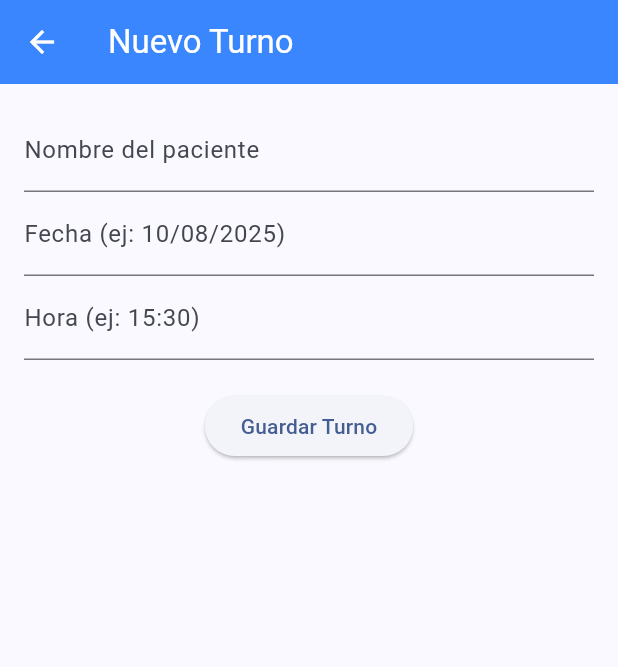
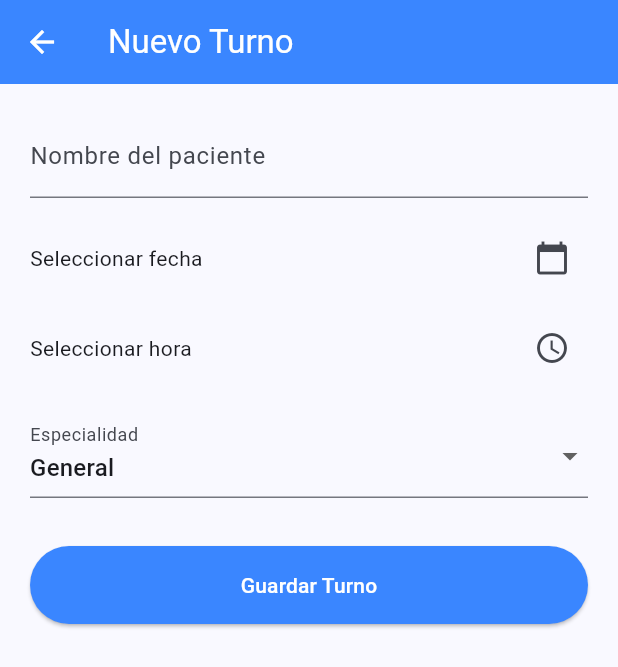
Before and after one commit to Taluok/agenda_medica_app, a Flutter app: the screen it shows after launch, after a tap on the "add" icon, on a phone screen of 412 x 824 dp. Shown: the top 667 px of the screen. Run offline on Flutter 3.47's test engine with Material 3 defaults, Android fonts, the light colour scheme and no system bars.

Commit message:
Nuevo turno, plantilla adaptada para que nos deje elegir especialidad

```diff
--- a/lib/models/turno.dart
+++ b/lib/models/turno.dart
@@ -2,10 +2,12 @@ class Turno {
   final String paciente;
   final String fecha;
   final String hora;
+  final String especialidad;
 
   Turno({
     required this.paciente,
     required this.fecha,
     required this.hora,
+    required this.especialidad,
   });
 }
--- a/lib/screens/home_screen.dart
+++ b/lib/screens/home_screen.dart
@@ -13,6 +13,13 @@ class HomeScreen extends StatefulWidget {
 class _HomeScreenState extends State<HomeScreen> {
   final List<Turno> _turnos = [];
 
+  final Map<String, Color> especialidadColor = {
+    'General': Colors.blue.shade100,
+    'Cardiología': Colors.red.shade100,
+    'Dermatología': Colors.green.shade100,
+    'Pediatría': Colors.purple.shade100,
+  };
+
   void _agregarTurno(Turno nuevoTurno) {
     setState(() {
       _turnos.add(nuevoTurno);
@@ -22,31 +29,46 @@ class _HomeScreenState extends State<HomeScreen> {
   @override
   Widget build(BuildContext context) {
     return Scaffold(
-      backgroundColor: const Color(0xFFF2F2F2),
+      backgroundColor: const Color(0xFFF6F6F6),
       appBar: AppBar(
-        title: const Text('Agenda Médica'),
+        title: const Text('Agenda de Turnos'),
         backgroundColor: const Color(0xFF3A86FF),
         foregroundColor: Colors.white,
-        elevation: 0,
       ),
-      body: Padding(
-        padding: const EdgeInsets.all(12),
-        child: _turnos.isEmpty
-            ? const Center(child: Text('No hay turnos cargados'))
+      body: _turnos.isEmpty
+          ? const Center(
+              child: Text(
+                'No hay turnos cargados',
+                style: TextStyle(fontSize: 16, color: Colors.grey),
+              ),
+            )
           : ListView.builder(
+              padding: const EdgeInsets.all(16),
               itemCount: _turnos.length,
               itemBuilder: (context, index) {
                 final turno = _turnos[index];
+                final color = especialidadColor[turno.especialidad] ?? Colors.grey.shade200;
                 return Card(
-                    shape: RoundedRectangleBorder(
-                      borderRadius: BorderRadius.circular(15),
+                  color: color,
+                  shape: RoundedRectangleBorder(borderRadius: BorderRadius.circular(12)),
+                  margin: const EdgeInsets.symmetric(vertical: 8),
+                  child: ListTile(
+                    contentPadding: const EdgeInsets.all(16),
+                    leading: const CircleAvatar(
+                      backgroundColor: Colors.white,
+                      child: Icon(Icons.person, color: Colors.black54),
                     ),
-                    margin: const EdgeInsets.symmetric(vertical: 8),
-                    elevation: 3,
-                    child: ListTile(
-                      leading: const Icon(Icons.person, color: Colors.blueAccent),
-                      title: Text(turno.paciente, style: const TextStyle(fontWeight: FontWeight.bold)),
-                      subtitle: Text('📅 ${turno.fecha} - ⏰ ${turno.hora}'),
+                    title: Text(
+                      turno.paciente,
+                      style: const TextStyle(fontSize: 18, fontWeight: FontWeight.bold),
+                    ),
+                    subtitle: Column(
+                      crossAxisAlignment: CrossAxisAlignment.start,
+                      children: [
+                        Text('📅 ${turno.fecha}'),
+                        Text('⏰ ${turno.hora}'),
+                      ],
+                    ),
                     trailing: const Icon(Icons.arrow_forward_ios, size: 16),
                     onTap: () {
                       Navigator.push(
@@ -60,19 +82,17 @@ class _HomeScreenState extends State<HomeScreen> {
                 );
               },
             ),
-      ),
       floatingActionButton: FloatingActionButton(
+        backgroundColor: const Color(0xFF3A86FF),
         onPressed: () async {
           final Turno? resultado = await Navigator.push(
             context,
             MaterialPageRoute(builder: (context) => const NuevoTurnoScreen()),
           );
-
           if (resultado != null) {
             _agregarTurno(resultado);
           }
         },
-        backgroundColor: const Color(0xFF3A86FF),
         child: const Icon(Icons.add),
       ),
     );
--- a/lib/screens/nuevo_turno_screen.dart
+++ b/lib/screens/nuevo_turno_screen.dart
@@ -10,19 +10,59 @@ class NuevoTurnoScreen extends StatefulWidget {
 
 class _NuevoTurnoScreenState extends State<NuevoTurnoScreen> {
   final _formKey = GlobalKey<FormState>();
+
   String _paciente = '';
   String _fecha = '';
   String _hora = '';
+  String _especialidad = 'General';
+
+  final List<String> especialidades = [
+    'General',
+    'Cardiología',
+    'Dermatología',
+    'Pediatría',
+    'Neurología',
+  ];
+
+  Future<void> _seleccionarFecha() async {
+    final DateTime? picked = await showDatePicker(
+      context: context,
+      initialDate: DateTime.now(),
+      firstDate: DateTime.now(),
+      lastDate: DateTime(2100),
+    );
+    if (picked != null) {
+      setState(() {
+        _fecha = '${picked.day}/${picked.month}/${picked.year}';
+      });
+    }
+  }
+
+  Future<void> _seleccionarHora() async {
+    final TimeOfDay? picked = await showTimePicker(
+      context: context,
+      initialTime: TimeOfDay.now(),
+    );
+    if (picked != null) {
+      setState(() {
+        _hora = picked.format(context);
+      });
+    }
+  }
 
   void _guardarTurno() {
-    if (_formKey.currentState!.validate()) {
-      _formKey.currentState!.save();
+    if (_formKey.currentState!.validate() && _fecha.isNotEmpty && _hora.isNotEmpty) {
       final nuevoTurno = Turno(
         paciente: _paciente,
         fecha: _fecha,
         hora: _hora,
+        especialidad: _especialidad,
       );
       Navigator.pop(context, nuevoTurno);
+    } else {
+      ScaffoldMessenger.of(context).showSnackBar(
+        const SnackBar(content: Text('Por favor completá todos los campos')),
+      );
     }
   }
 
@@ -35,32 +75,71 @@ class _NuevoTurnoScreenState extends State<NuevoTurnoScreen> {
         foregroundColor: Colors.white,
       ),
       body: Padding(
-        padding: const EdgeInsets.all(16),
+        padding: const EdgeInsets.all(20),
         child: Form(
           key: _formKey,
-          child: Column(
+          child: ListView(
             children: [
               TextFormField(
                 decoration: const InputDecoration(labelText: 'Nombre del paciente'),
                 validator: (value) =>
-                    value == null || value.isEmpty ? 'Ingrese el nombre del paciente' : null,
-                onSaved: (value) => _paciente = value!,
+                    value == null || value.isEmpty ? 'Este campo es obligatorio' : null,
+                onChanged: (value) => _paciente = value,
               ),
-              TextFormField(
-                decoration: const InputDecoration(labelText: 'Fecha (ej: 10/08/2025)'),
-                validator: (value) =>
-                    value == null || value.isEmpty ? 'Ingrese una fecha' : null,
-                onSaved: (value) => _fecha = value!,
+              const SizedBox(height: 16),
+              Row(
+                children: [
+                  Expanded(
+                    child: Text(
+                      _fecha.isEmpty ? 'Seleccionar fecha' : 'Fecha: $_fecha',
+                    ),
+                  ),
+                  IconButton(
+                    icon: const Icon(Icons.calendar_today),
+                    onPressed: _seleccionarFecha,
+                  ),
+                ],
               ),
-              TextFormField(
-                decoration: const InputDecoration(labelText: 'Hora (ej: 15:30)'),
-                validator: (value) =>
-                    value == null || value.isEmpty ? 'Ingrese una hora' : null,
-                onSaved: (value) => _hora = value!,
+              const SizedBox(height: 12),
+              Row(
+                children: [
+                  Expanded(
+                    child: Text(
+                      _hora.isEmpty ? 'Seleccionar hora' : 'Hora: $_hora',
+                    ),
+                  ),
+                  IconButton(
+                    icon: const Icon(Icons.access_time),
+                    onPressed: _seleccionarHora,
+                  ),
+                ],
               ),
               const SizedBox(height: 20),
+              DropdownButtonFormField<String>(
+                decoration: const InputDecoration(labelText: 'Especialidad'),
+                value: _especialidad,
+                items: especialidades.map((esp) {
+                  return DropdownMenuItem(
+                    value: esp,
+                    child: Text(esp),
+                  );
+                }).toList(),
+                onChanged: (value) {
+                  if (value != null) {
+                    setState(() {
+                      _especialidad = value;
+                    });
+                  }
+                },
+              ),
+              const SizedBox(height: 32),
               ElevatedButton(
                 onPressed: _guardarTurno,
+                style: ElevatedButton.styleFrom(
+                  backgroundColor: const Color(0xFF3A86FF),
+                  foregroundColor: Colors.white,
+                  padding: const EdgeInsets.symmetric(vertical: 16),
+                ),
                 child: const Text('Guardar Turno'),
               ),
             ],
```
Lines whose indentation alone changed are shown as unchanged.
